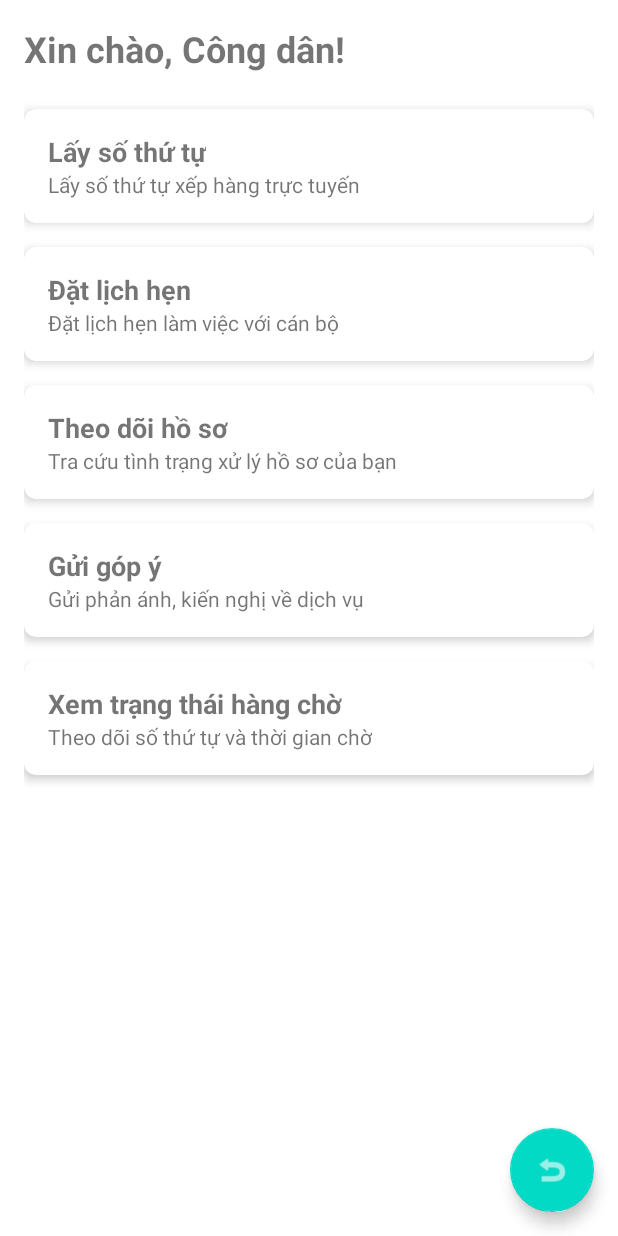
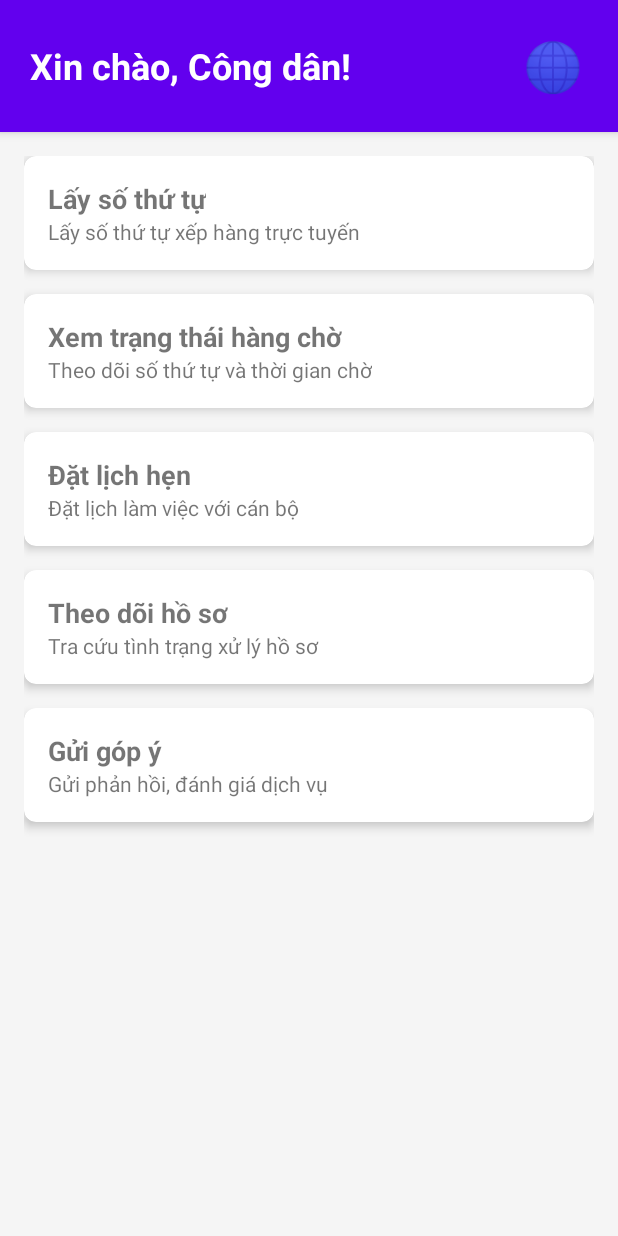
Before and after one commit to khongphainhuan/LT_Java, an Android app: the MainActivity screen opened directly, with no data from a screen before it, on a phone screen of 412 x 824 dp. Run offline under Robolectric (Android 15) with nearby library versions, the phone set to English and light mode, and no system bars.

Commit message:
update choose language

```diff
--- a/PASCS/app/src/main/java/com/pascs/citizen/activities/MainActivity.java
+++ b/PASCS/app/src/main/java/com/pascs/citizen/activities/MainActivity.java
@@ -1,120 +1,149 @@
-package com.pascs.citizen.activities; // (Đảm bảo package (gói) khớp (match) 100%)
+package com.pascs.citizen.activities;
 
 import android.content.Intent;
 import android.os.Bundle;
+import android.widget.ImageButton;
 import android.widget.TextView;
 import android.widget.Toast;
-
+import androidx.appcompat.app.AlertDialog;
 import androidx.appcompat.app.AppCompatActivity;
-
 import com.google.android.material.card.MaterialCardView;
 import com.google.android.material.floatingactionbutton.FloatingActionButton;
+
 import com.pascs.citizen.LoginActivity;
 import com.pascs.citizen.R;
 import com.pascs.citizen.TakeQueueActivity;
+import com.pascs.citizen.QueueStatusActivity;
+import com.pascs.citizen.BookAppointmentActivity;
+import com.pascs.citizen.ApplicationListActivity;
+import com.pascs.citizen.FeedbackActivity;
 import com.pascs.citizen.models.User;
 import com.pascs.citizen.utils.SharedPrefManager;
+import com.pascs.citizen.utils.LanguageManager;
 
-// (Lỗi "cannot find symbol MainActivity" (không tìm thấy biểu tượng MainActivity) sẽ 100% biến mất sau khi file (tệp) này được "Build" (Xây dựng) thành công)
 public class MainActivity extends AppCompatActivity {
 
-    private TextView tvWelcome;
-    private MaterialCardView cardTakeQueue, cardQueueStatus, cardBookAppointment, cardTrackApplication, cardFeedback;
+    private TextView tvWelcome, btnLanguage;
+    private MaterialCardView cardTakeQueue, cardQueueStatus, cardBookAppointment,
+            cardTrackApplication, cardFeedback;
     private FloatingActionButton fabLogout;
+
+    private LanguageManager languageManager;
 
     @Override
     protected void onCreate(Bundle savedInstanceState) {
+        // Load ngôn ngữ (Language) đã lưu TRƯỚC khi setContentView
+        languageManager = new LanguageManager(this);
+        languageManager.loadSavedLanguage();
+
         super.onCreate(savedInstanceState);
-
-        // (File (Tệp) này sẽ CẦN file (tệp) 'activity_main.xml' (Bố cục Hoạt động chính) (sử dụng CardViews (Khung nhìn Thẻ)))
-        // (Nếu bạn chưa có file (tệp) XML (XML) đó, nó sẽ báo lỗi ở dòng 'setContentView' (đặt khung nhìn nội dung))
         setContentView(R.layout.activity_main);
 
-        // (Kiểm tra (Check) xem User (Người dùng) có "nên" (should) ở đây không,
-        //  hay họ "vô tình" (accidentally) mở (open) màn hình này mà chưa login (đăng nhập)?)
-        /*if (!SharedPrefManager.getInstance(this).isLoggedIn()) {
-            // Chưa login (đăng nhập) → "Đá" (Kick) họ về LoginActivity (Hoạt động Đăng nhập)
-            handleLogout(); // (Hàm (Function) Logout (Đăng xuất) (của bạn) cũng làm việc này)
-            return;
-        }*/
-
+        // Khởi tạo (Init) Views
         tvWelcome = findViewById(R.id.tvWelcome);
+        btnLanguage = findViewById(R.id.btnLanguage);
         cardTakeQueue = findViewById(R.id.cardTakeQueue);
         cardQueueStatus = findViewById(R.id.cardQueueStatus);
         cardBookAppointment = findViewById(R.id.cardBookAppointment);
         cardTrackApplication = findViewById(R.id.cardTrackApplication);
         cardFeedback = findViewById(R.id.cardFeedback);
         fabLogout = findViewById(R.id.fabLogout);
-        // Gán sự kiện cho nút Đăng xuất
-        fabLogout.setOnClickListener(v -> handleLogout());
 
-        // === ĐÃ SỬA LỖI (FIXED) (Sửa lỗi "Không Khớp" (Mismatch) (getUserName (lấy tên người dùng))) ===
-        // Lấy (Get) đối tượng (Object) User (Người dùng) (từ SharedPrefManager (Trình quản lý SharedPref))
-        User user = SharedPrefManager.getInstance(this).getUser();
-        String userName = (user != null) ? user.getFullName() : null; // Lấy (Get) fullName (Họ và Tên)
+        // Set welcome text
+        updateWelcomeText();
 
-        if (userName != null && !userName.isEmpty()) {
-            tvWelcome.setText("Xin chào, " + userName);
-        } else {
-            // (Thêm dòng "dự phòng" (fallback) phòng khi tên (name) bị "null" (rỗng))
-            tvWelcome.setText("Xin chào, Công dân!");
-        }
-        // ===================================
+        // === GÁN CÁC BUTTON CLICKS ===
 
-        // Gán (Set) Click (Nhấn) Listeners (Trình nghe)
+        // Language button
+        btnLanguage.setOnClickListener(v -> showLanguageDialog());
+
+        // 1. Lấy số thứ tự
         cardTakeQueue.setOnClickListener(v -> {
             Intent intent = new Intent(MainActivity.this, TakeQueueActivity.class);
             startActivity(intent);
         });
 
+        // 2. Xem trạng thái hàng chờ
         cardQueueStatus.setOnClickListener(v -> {
-            Intent intent = new Intent(MainActivity.this,
-                    com.pascs.citizen.QueueStatusActivity.class);
+            Intent intent = new Intent(MainActivity.this, QueueStatusActivity.class);
             startActivity(intent);
         });
 
+        // 3. Đặt lịch hẹn
         cardBookAppointment.setOnClickListener(v -> {
-            Intent intent = new Intent(MainActivity.this,
-                    com.pascs.citizen.BookAppointmentActivity.class);
+            Intent intent = new Intent(MainActivity.this, BookAppointmentActivity.class);
             startActivity(intent);
         });
 
+        // 4. Theo dõi hồ sơ
         cardTrackApplication.setOnClickListener(v -> {
-            Intent intent = new Intent(MainActivity.this,
-                    com.pascs.citizen.ApplicationListActivity.class);
+            Intent intent = new Intent(MainActivity.this, ApplicationListActivity.class);
             startActivity(intent);
         });
 
+        // 5. Gửi góp ý
         cardFeedback.setOnClickListener(v -> {
-            Intent intent = new Intent(MainActivity.this,
-                    com.pascs.citizen.FeedbackActivity.class);
+            Intent intent = new Intent(MainActivity.this, FeedbackActivity.class);
             startActivity(intent);
         });
 
+        // Logout button
         fabLogout.setOnClickListener(v -> handleLogout());
     }
 
-    // Hàm xử lý đăng xuất
+    private void updateWelcomeText() {
+        User user = SharedPrefManager.getInstance(this).getUser();
+        String userName = (user != null) ? user.getFullName() : null;
+
+        if (userName != null && !userName.isEmpty()) {
+            tvWelcome.setText(getString(R.string.welcome_user, userName));
+        } else {
+            tvWelcome.setText(getString(R.string.welcome));
+        }
+    }
+
+    private void showLanguageDialog() {
+        String[] languages = {
+                getString(R.string.language_vietnamese),
+                getString(R.string.language_english)
+        };
+
+        // Check ngôn ngữ (Language) hiện tại (Current)
+        int currentSelection = languageManager.isVietnamese() ? 0 : 1;
+
+        new AlertDialog.Builder(this)
+                .setTitle(getString(R.string.select_language))
+                .setSingleChoiceItems(languages, currentSelection, (dialog, which) -> {
+                    String languageCode;
+                    if (which == 0) {
+                        languageCode = LanguageManager.getVietnameseCode();
+                    } else {
+                        languageCode = LanguageManager.getEnglishCode();
+                    }
+
+                    // Lưu (Save) và áp dụng (Apply) ngôn ngữ (Language)
+                    languageManager.setLanguage(languageCode);
+
+                    // Hiển thị (Show) thông báo (Notification)
+                    Toast.makeText(this,
+                            getString(R.string.language_changed),
+                            Toast.LENGTH_SHORT).show();
+
+                    dialog.dismiss();
+
+                    // Restart activity để áp dụng (Apply) ngôn ngữ (Language)
+                    recreate();
+                })
+                .setNegativeButton(getString(R.string.cancel), null)
+                .show();
+    }
+
     private void handleLogout() {
-
-        // (QUAN TRỌNG NHẤT) Xóa toàn bộ thông tin đã lưu
-        // (Bao gồm token và thông tin user)
         SharedPrefManager.getInstance(this).logout();
-
-        // Hiển thị thông báo
-        Toast.makeText(this, "Đăng xuất thành công", Toast.LENGTH_SHORT).show();
-
-        // Mở lại màn hình Login
+        Toast.makeText(this, getString(R.string.logout_success), Toast.LENGTH_SHORT).show();
         Intent intent = new Intent(this, LoginActivity.class);
-
-        // (Quan trọng) Các "cờ" (flags) này sẽ xóa hết các màn hình cũ
-        // và đảm bảo người dùng không thể nhấn "Back" để quay lại
-        // MainActivity sau khi đã đăng xuất.
         intent.setFlags(Intent.FLAG_ACTIVITY_NEW_TASK | Intent.FLAG_ACTIVITY_CLEAR_TASK);
-
         startActivity(intent);
-
-        // Đóng màn hình MainActivity lại
         finish();
     }
 }
--- /dev/null
+++ b/PASCS/app/src/main/java/com/pascs/citizen/utils/LanguageManager.java
@@ -0,0 +1,72 @@
+package com.pascs.citizen.utils;
+
+import android.content.Context;
+import android.content.SharedPreferences;
+import android.content.res.Configuration;
+import android.content.res.Resources;
+import java.util.Locale;
+
+public class LanguageManager {
+
+    private static final String PREFS_NAME = "language_prefs";
+    private static final String KEY_LANGUAGE = "selected_language";
+    private static final String LANGUAGE_VIETNAMESE = "vi";
+    private static final String LANGUAGE_ENGLISH = "en";
+
+    private Context context;
+    private SharedPreferences prefs;
+
+    public LanguageManager(Context context) {
+        this.context = context;
+        this.prefs = context.getSharedPreferences(PREFS_NAME, Context.MODE_PRIVATE);
+    }
+
+    // Lưu (Save) ngôn ngữ (Language) đã chọn
+    public void setLanguage(String languageCode) {
+        prefs.edit().putString(KEY_LANGUAGE, languageCode).apply();
+        updateResources(languageCode);
+    }
+
+    // Lấy (Get) ngôn ngữ (Language) đã lưu
+    public String getLanguage() {
+        return prefs.getString(KEY_LANGUAGE, LANGUAGE_VIETNAMESE); // Mặc định (Default) Tiếng Việt
+    }
+
+    // Áp dụng (Apply) ngôn ngữ (Language)
+    public void updateResources(String languageCode) {
+        Locale locale = new Locale(languageCode);
+        Locale.setDefault(locale);
+
+        Resources resources = context.getResources();
+        Configuration config = resources.getConfiguration();
+        config.setLocale(locale);
+
+        context.createConfigurationContext(config);
+        resources.updateConfiguration(config, resources.getDisplayMetrics());
+    }
+
+    // Load ngôn ngữ (Language) đã lưu khi khởi động (Start) app
+    public void loadSavedLanguage() {
+        String savedLanguage = getLanguage();
+        updateResources(savedLanguage);
+    }
+
+    // Check xem có phải Tiếng Việt không
+    public boolean isVietnamese() {
+        return getLanguage().equals(LANGUAGE_VIETNAMESE);
+    }
+
+    // Check xem có phải English không
+    public boolean isEnglish() {
+        return getLanguage().equals(LANGUAGE_ENGLISH);
+    }
+
+    // Constants
+    public static String getVietnameseCode() {
+        return LANGUAGE_VIETNAMESE;
+    }
+
+    public static String getEnglishCode() {
+        return LANGUAGE_ENGLISH;
+    }
+}
--- a/PASCS/app/src/main/res/layout/activity_main.xml
+++ b/PASCS/app/src/main/res/layout/activity_main.xml
@@ -1,44 +1,58 @@
 <?xml version="1.0" encoding="utf-8"?>
-<!--
-    Sử dụng CoordinatorLayout để cho phép FloatingActionButton (fabLogout)
-    hiển thị đẹp hơn ở góc dưới.
--->
-<androidx.coordinatorlayout.widget.CoordinatorLayout
-    xmlns:android="http://schemas.android.com/apk/res/android"
+<LinearLayout xmlns:android="http://schemas.android.com/apk/res/android"
     xmlns:app="http://schemas.android.com/apk/res-auto"
-    xmlns:tools="http://schemas.android.com/tools"
     android:layout_width="match_parent"
     android:layout_height="match_parent"
-    tools:context=".activities.MainActivity">
+    android:orientation="vertical"
+    android:background="#F5F5F5">
 
-    <!-- Phần nội dung chính, cho phép cuộn -->
-    <androidx.core.widget.NestedScrollView
+    <!-- Header với Welcome Text + Language Icon -->
+    <LinearLayout
         android:layout_width="match_parent"
-        android:layout_height="match_parent">
+        android:layout_height="wrap_content"
+        android:background="?attr/colorPrimary"
+        android:orientation="horizontal"
+        android:padding="20dp"
+        android:elevation="4dp"
+        android:gravity="center_vertical">
+
+        <!-- Welcome Text -->
+        <TextView
+            android:id="@+id/tvWelcome"
+            android:layout_width="0dp"
+            android:layout_height="wrap_content"
+            android:layout_weight="1"
+            android:text="@string/welcome"
+            android:textColor="@android:color/white"
+            android:textSize="24sp"
+            android:textStyle="bold"/>
+
+        <!-- Language Icon (Globe Emoji) -->
+        <TextView
+            android:id="@+id/btnLanguage"
+            android:layout_width="48dp"
+            android:layout_height="48dp"
+            android:text="🌐"
+            android:textSize="32sp"
+            android:gravity="center"
+            android:background="?attr/selectableItemBackgroundBorderless"
+            android:clickable="true"
+            android:focusable="true"
+            android:contentDescription="@string/change_language"/>
+
+    </LinearLayout>
+
+    <ScrollView
+        android:layout_width="match_parent"
+        android:layout_height="match_parent"
+        android:padding="16dp">
 
         <LinearLayout
             android:layout_width="match_parent"
             android:layout_height="wrap_content"
-            android:orientation="vertical"
-            android:padding="16dp">
+            android:orientation="vertical">
 
-            <!--
-            ============================================================
-            === CÁC ID BẠN CẦN LÀ Ở ĐÂY ===
-            ============================================================
-            -->
-
-            <!-- TextView Chào mừng -->
-            <TextView
-                android:id="@+id/tvWelcome"
-                android:layout_width="wrap_content"
-                android:layout_height="wrap_content"
-                android:text="Xin chào công dân!"
-                android:textSize="24sp"
-                android:textStyle="bold"
-                android:layout_marginBottom="24dp"/>
-
-            <!-- Card Lấy số thứ tự -->
+            <!-- Card 1: Lấy số thứ tự -->
             <com.google.android.material.card.MaterialCardView
                 android:id="@+id/cardTakeQueue"
                 android:layout_width="match_parent"
@@ -54,17 +68,43 @@
                     <TextView
                         android:layout_width="wrap_content"
                         android:layout_height="wrap_content"
-                        android:text="Lấy số thứ tự"
+                        android:text="@string/take_queue"
                         android:textSize="18sp"
                         android:textStyle="bold"/>
                     <TextView
                         android:layout_width="wrap_content"
                         android:layout_height="wrap_content"
-                        android:text="Lấy số thứ tự xếp hàng trực tuyến"/>
+                        android:text="@string/take_queue_desc"/>
                 </LinearLayout>
             </com.google.android.material.card.MaterialCardView>
 
-            <!-- Card Đặt lịch hẹn -->
+            <!-- Card 2: Xem trạng thái hàng chờ -->
+            <com.google.android.material.card.MaterialCardView
+                android:id="@+id/cardQueueStatus"
+                android:layout_width="match_parent"
+                android:layout_height="wrap_content"
+                android:layout_marginBottom="16dp"
+                app:cardElevation="4dp"
+                app:cardCornerRadius="8dp">
+                <LinearLayout
+                    android:layout_width="match_parent"
+                    android:layout_height="wrap_content"
+                    android:padding="16dp"
+                    android:orientation="vertical">
+                    <TextView
+                        android:layout_width="wrap_content"
+                        android:layout_height="wrap_content"
+                        android:text="@string/queue_status"
+                        android:textSize="18sp"
+                        android:textStyle="bold"/>
+                    <TextView
+                        android:layout_width="wrap_content"
+                        android:layout_height="wrap_content"
+                        android:text="@string/queue_status_desc"/>
+                </LinearLayout>
+            </com.google.android.material.card.MaterialCardView>
+
+            <!-- Card 3: Đặt lịch hẹn -->
             <com.google.android.material.card.MaterialCardView
                 android:id="@+id/cardBookAppointment"
                 android:layout_width="match_parent"
@@ -80,17 +120,17 @@
                     <TextView
                         android:layout_width="wrap_content"
                         android:layout_height="wrap_content"
-                        android:text="Đặt lịch hẹn"
+                        android:text="@string/book_appointment"
                         android:textSize="18sp"
                         android:textStyle="bold"/>
                     <TextView
                         android:layout_width="wrap_content"
                         android:layout_height="wrap_content"
-                        android:text="Đặt lịch hẹn làm việc với cán bộ"/>
+                        android:text="@string/book_appointment_desc"/>
                 </LinearLayout>
             </com.google.android.material.card.MaterialCardView>
 
-            <!-- Card Theo dõi hồ sơ -->
+            <!-- Card 4: Theo dõi hồ sơ -->
             <com.google.android.material.card.MaterialCardView
                 android:id="@+id/cardTrackApplication"
                 android:layout_width="match_parent"
@@ -106,17 +146,17 @@
                     <TextView
                         android:layout_width="wrap_content"
                         android:layout_height="wrap_content"
-                        android:text="Theo dõi hồ sơ"
+                        android:text="@string/track_application"
                         android:textSize="18sp"
                         android:textStyle="bold"/>
                     <TextView
                         android:layout_width="wrap_content"
                         android:layout_height="wrap_content"
-                        android:text="Tra cứu tình trạng xử lý hồ sơ của bạn"/>
+                        android:text="@string/track_application_desc"/>
                 </LinearLayout>
             </com.google.android.material.card.MaterialCardView>
 
-            <!-- Card Góp ý -->
+            <!-- Card 5: Gửi góp ý -->
             <com.google.android.material.card.MaterialCardView
                 android:id="@+id/cardFeedback"
                 android:layout_width="match_parent"
@@ -132,54 +172,29 @@
                     <TextView
                         android:layout_width="wrap_content"
                         android:layout_height="wrap_content"
-                        android:text="Gửi góp ý"
+                        android:text="@string/feedback"
                         android:textSize="18sp"
                         android:textStyle="bold"/>
                     <TextView
                         android:layout_width="wrap_content"
                         android:layout_height="wrap_content"
-                        android:text="Gửi phản ánh, kiến nghị về dịch vụ"/>
-                </LinearLayout>
-            </com.google.android.material.card.MaterialCardView>
-
-            <!-- Card Xem trạng thái hàng chờ -->
-            <com.google.android.material.card.MaterialCardView
-                android:id="@+id/cardQueueStatus"
-                android:layout_width="match_parent"
-                android:layout_height="wrap_content"
-                android:layout_marginBottom="16dp"
-                app:cardElevation="4dp"
-                app:cardCornerRadius="8dp">
-                <LinearLayout
-                    android:layout_width="match_parent"
-                    android:layout_height="wrap_content"
-                    android:padding="16dp"
-                    android:orientation="vertical">
-                    <TextView
-                        android:layout_width="wrap_content"
-                        android:layout_height="wrap_content"
-                        android:text="Xem trạng thái hàng chờ"
-                        android:textSize="18sp"
-                        android:textStyle="bold"/>
-                    <TextView
-                        android:layout_width="wrap_content"
-                        android:layout_height="wrap_content"
-                        android:text="Theo dõi số thứ tự và thời gian chờ"/>
+                        android:text="@string/feedback_desc"/>
                 </LinearLayout>
             </com.google.android.material.card.MaterialCardView>
 
         </LinearLayout>
-    </androidx.core.widget.NestedScrollView>
 
-    <!-- Nút Đăng xuất (Floating Action Button) -->
+    </ScrollView>
+
+    <!-- Floating Action Button - Logout -->
     <com.google.android.material.floatingactionbutton.FloatingActionButton
         android:id="@+id/fabLogout"
         android:layout_width="wrap_content"
         android:layout_height="wrap_content"
         android:layout_gravity="bottom|end"
         android:layout_margin="16dp"
-        android:contentDescription="Đăng xuất"
-        app:srcCompat="@android:drawable/ic_menu_revert"
-        app:tint="@android:color/white"/>
+        android:src="@android:drawable/ic_lock_power_off"
+        app:tint="@android:color/white"
+        android:contentDescription="@string/logout"/>
 
-</androidx.coordinatorlayout.widget.CoordinatorLayout>
+</LinearLayout>
--- a/PASCS/app/src/main/res/values/strings.xml
+++ b/PASCS/app/src/main/res/values/strings.xml
@@ -1,3 +1,33 @@
 <resources>
-    <string name="app_name">PASCS_Citizen_App</string>
+    <string name="app_name">PASCS Công Dân</string>
+
+    <!-- MainActivity -->
+    <string name="welcome">Xin chào, Công dân!</string>
+    <string name="welcome_user">Xin chào, %s</string>
+    <string name="take_queue">Lấy số thứ tự</string>
+    <string name="take_queue_desc">Lấy số thứ tự xếp hàng trực tuyến</string>
+    <string name="queue_status">Xem trạng thái hàng chờ</string>
+    <string name="queue_status_desc">Theo dõi số thứ tự và thời gian chờ</string>
+    <string name="book_appointment">Đặt lịch hẹn</string>
+    <string name="book_appointment_desc">Đặt lịch làm việc với cán bộ</string>
+    <string name="track_application">Theo dõi hồ sơ</string>
+    <string name="track_application_desc">Tra cứu tình trạng xử lý hồ sơ</string>
+    <string name="feedback">Gửi góp ý</string>
+    <string name="feedback_desc">Gửi phản hồi, đánh giá dịch vụ</string>
+
+    <!-- Common -->
+    <string name="logout">Đăng xuất</string>
+    <string name="logout_success">Đăng xuất thành công</string>
+    <string name="confirm">Xác nhận</string>
+    <string name="cancel">Hủy</string>
+    <string name="back">Quay lại</string>
+    <string name="loading">Đang tải...</string>
+    <string name="processing">Đang xử lý...</string>
+
+    <!-- Language -->
+    <string name="change_language">Đổi ngôn ngữ</string>
+    <string name="select_language">Chọn ngôn ngữ</string>
+    <string name="language_vietnamese">Tiếng Việt</string>
+    <string name="language_english">English</string>
+    <string name="language_changed">Đã đổi ngôn ngữ</string>
 </resources>
```
Also changed, not shown: PASCS/app/src/main/res/drawable/ic_logout.xml (added, +10 -0 lines), 1 other file.
